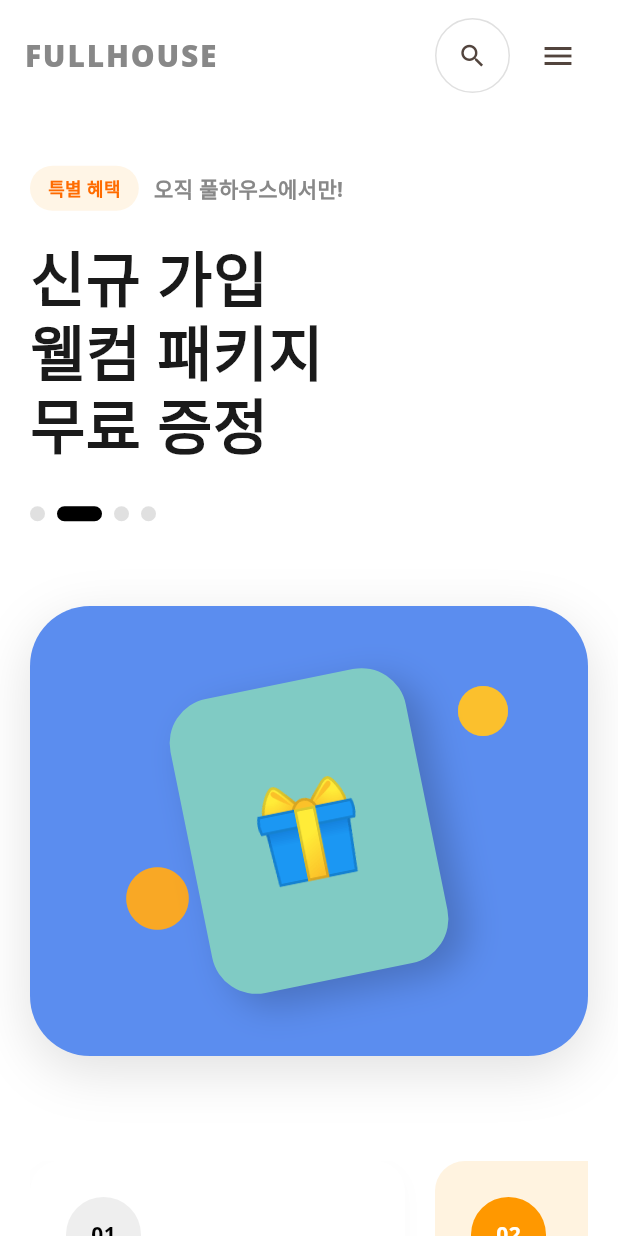
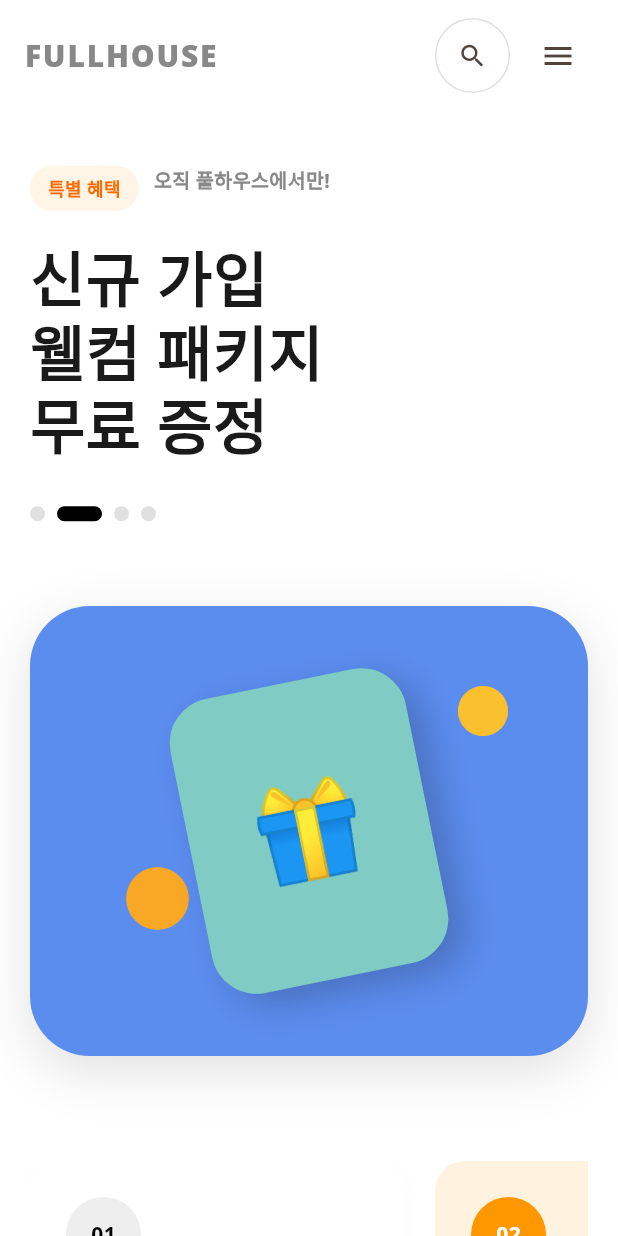
Before and after one commit to 0xSaifX/Npl-Project-Flutter-, a Flutter app: the screen it shows after launch, on a phone screen of 412 x 824 dp. Run offline on Flutter 3.47's test engine with Material 3 defaults, Android fonts, the light colour scheme and no system bars; our stand-ins replace font_awesome_flutter, google_fonts; network calls fail; Roboto replaces fonts that are missing (NotoSans).

Commit message:
auto-commit

```diff
--- a/lib/widgets/hero_section.dart
+++ b/lib/widgets/hero_section.dart
@@ -106,16 +106,22 @@ class _HeroSectionState extends State<HeroSection> {
                   ),
                 ),
                 if (!isMobile) ...[
-                   HeroImage(isMobile: isMobile, data: _sliderData[_currentPage]),
+                  HeroImage(
+                    isMobile: isMobile,
+                    data: _sliderData[_currentPage],
+                  ),
                 ] else ...[
                   const SizedBox(height: 20),
-                   HeroImage(isMobile: isMobile, data: _sliderData[_currentPage]),
-                ]
+                  HeroImage(
+                    isMobile: isMobile,
+                    data: _sliderData[_currentPage],
+                  ),
+                ],
               ],
             ),
           ),
         );
-      }
+      },
     );
   }
 }
@@ -139,7 +145,9 @@ class _HeroContent extends StatelessWidget {
       crossAxisAlignment: CrossAxisAlignment.start,
       mainAxisAlignment: MainAxisAlignment.center,
       children: [
-        Row(
+        Wrap(
+          spacing: 10,
+          runSpacing: 8,
           children: [
             Container(
               padding: const EdgeInsets.symmetric(horizontal: 12, vertical: 6),
@@ -156,8 +164,10 @@ class _HeroContent extends StatelessWidget {
                 ),
               ),
             ),
-            const SizedBox(width: 10),
-            const Text("오직 풀하우스에서만!", style: TextStyle(fontWeight: FontWeight.bold)),
+            const Text(
+              "오직 풀하우스에서만!",
+              style: TextStyle(fontWeight: FontWeight.bold, fontSize: 13),
+            ),
           ],
         ),
         const SizedBox(height: 20),
@@ -172,8 +182,14 @@ class _HeroContent extends StatelessWidget {
           ),
         ),
         const SizedBox(height: 30),
-        Row(
-          children: List.generate(totalPage, (index) => _IndicatorDot(isActive: index == currentPage)),
+        SingleChildScrollView(
+          scrollDirection: Axis.horizontal,
+          child: Row(
+            children: List.generate(
+              totalPage,
+              (index) => _IndicatorDot(isActive: index == currentPage),
+            ),
+          ),
         ),
         if (isMobile) const SizedBox(height: 30),
       ],
@@ -200,8 +216,8 @@ class HeroImage extends StatelessWidget {
             color: Colors.black12,
             blurRadius: 30,
             offset: Offset(0, 10),
-           )
-        ]
+          ),
+        ],
       ),
       child: Stack(
         alignment: Alignment.center,
@@ -219,7 +235,8 @@ class HeroImage extends StatelessWidget {
           ),
           Transform.rotate(
             angle: -0.2,
-            child: AnimatedContainer( // Animated container for smooth color transition
+            child: AnimatedContainer(
+              // Animated container for smooth color transition
               duration: const Duration(milliseconds: 500),
               width: isMobile ? 160 : 200,
               height: isMobile ? 200 : 250,
@@ -258,7 +275,8 @@ class _IndicatorDot extends StatelessWidget {
 
   @override
   Widget build(BuildContext context) {
-    return AnimatedContainer( // Animated indicator
+    return AnimatedContainer(
+      // Animated indicator
       duration: const Duration(milliseconds: 300),
       margin: const EdgeInsets.only(right: 8),
       width: isActive ? 30 : 10,
```
Also changed, not shown: 4 other files. Lines whose indentation alone changed are shown as unchanged.
